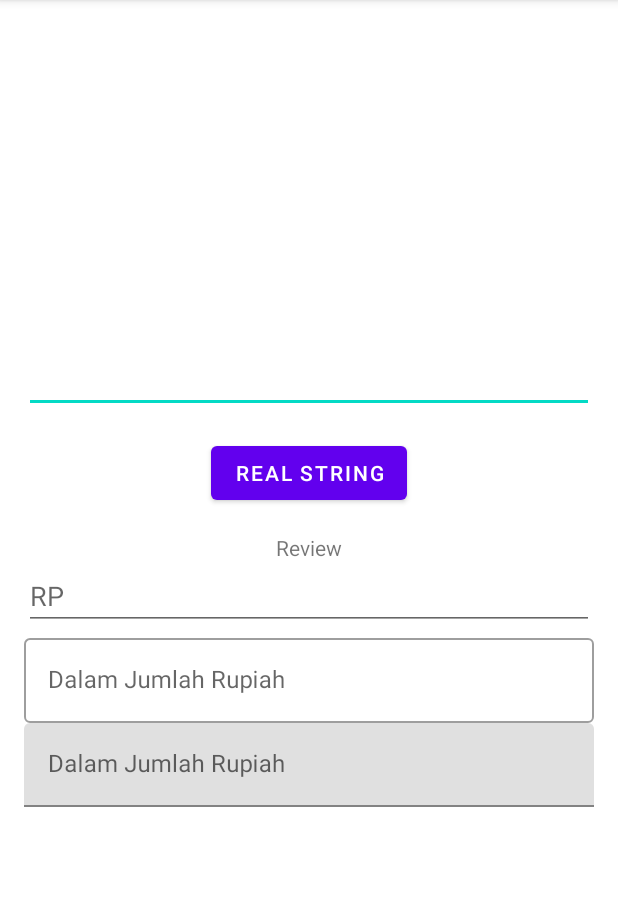
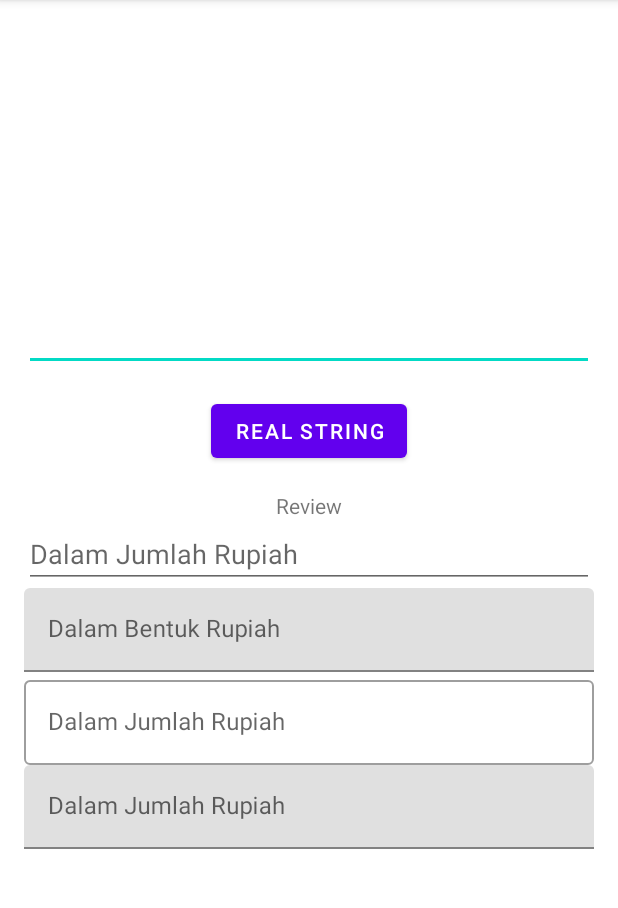
Before and after one commit to gzeinnumer/MyLibCurrencyConverter, an Android app: the screen it shows after launch (MainActivity), on a phone screen of 412 x 824 dp, the part 84-992 px from its top. Run offline under Robolectric (Android 15) with nearby library versions, the phone set to English and light mode, and no system bars.

Commit message:
new fitur

```diff
--- a/app/src/main/res/layout/activity_main.xml
+++ b/app/src/main/res/layout/activity_main.xml
@@ -40,6 +40,18 @@
         app:hint="Dalam Jumlah Rupiah"
         app:prefix="RP " />
 
+    <com.google.android.material.textfield.TextInputLayout
+        android:layout_width="match_parent"
+        android:hint="Dalam Bentuk Rupiah"
+        android:layout_height="wrap_content">
+
+        <com.gzeinnumer.mylibcurrencyconverter.utils.CurrencyEditText
+            android:layout_width="match_parent"
+            android:layout_height="wrap_content"
+            app:prefix="RP " />
+
+    </com.google.android.material.textfield.TextInputLayout>
+
     <com.gzeinnumer.mylibcurrencyconverter.utils.CurrencyEditTextOutlinedBox
         android:id="@+id/ed_1"
         android:layout_width="match_parent"
--- a/lib/src/main/java/com/gzeinnumer/mylibcurrencyconverter/utils/CurrencyEditText.java
+++ b/lib/src/main/java/com/gzeinnumer/mylibcurrencyconverter/utils/CurrencyEditText.java
@@ -44,7 +44,7 @@ public class CurrencyEditText extends AppCompatEditText {
         this.prefix = attributes.getString(R.styleable.CurrencyEditText_prefix);
 
         this.setInputType(InputType.TYPE_CLASS_NUMBER | InputType.TYPE_NUMBER_FLAG_DECIMAL);
-        this.setHint(prefix);
+//        this.setHint(prefix);
         if (attributes.getInteger(R.styleable.CurrencyEditText_maxLength,0) != 0){
             MAX_LENGTH = attributes.getInteger(R.styleable.CurrencyEditText_maxLength,MAX_LENGTH);
         }
```
